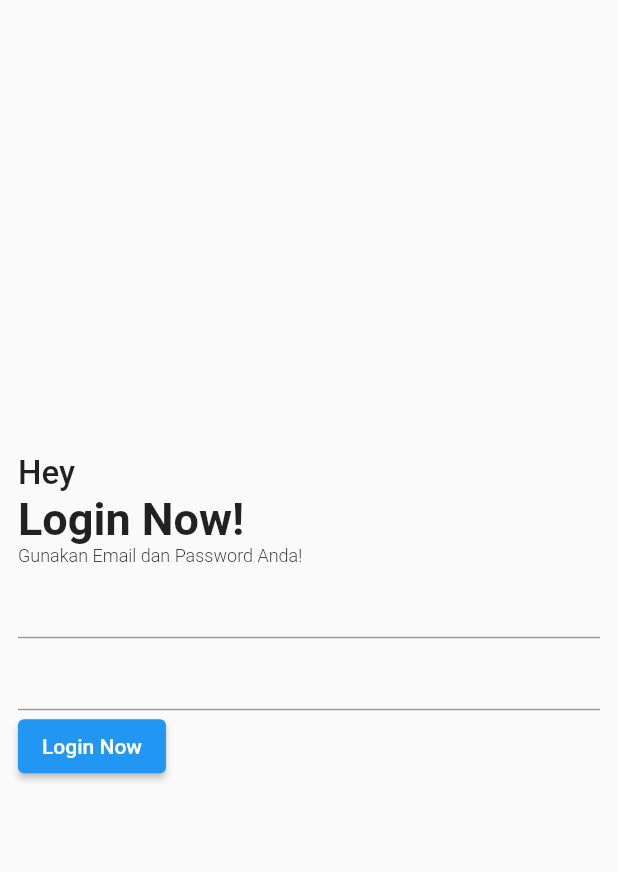
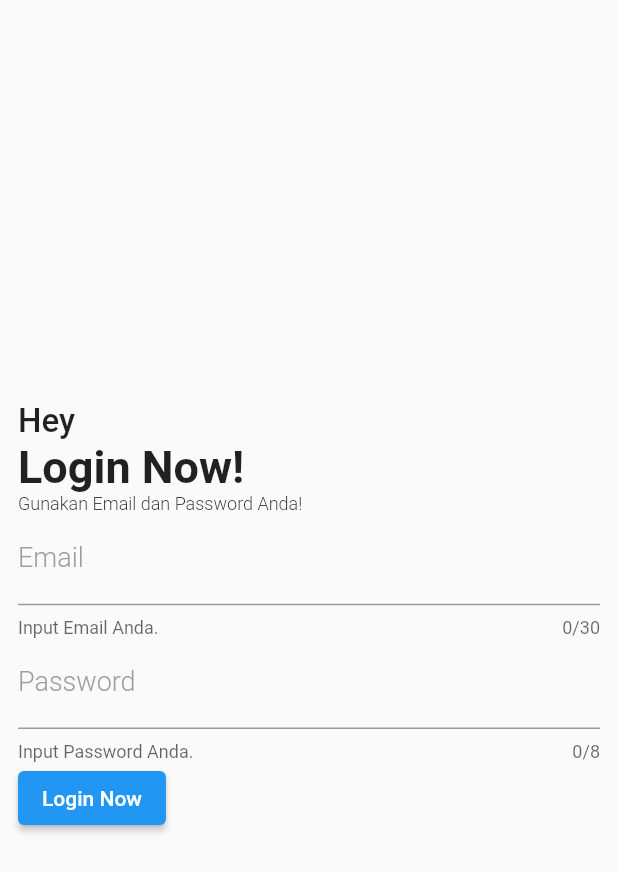
Before and after one commit to Azlan-saja/app_6simia1, a Flutter app: the screen it shows after launch, on a phone screen of 412 x 824 dp. Shown: the top 872 px of the screen. Run offline on Flutter 3.47's test engine with Material 2 defaults, Android fonts, the phone set to English and light mode, and no system bars.

Commit message:
Reseuble Widget TextFormField

```diff
--- a/lib/login.dart
+++ b/lib/login.dart
@@ -16,8 +16,21 @@ class MyLogin extends StatelessWidget {
             const MyTextSedang(text: 'Hey'),
             const MyTextBesar(text: 'Login Now!'),
             const MyTextKecil(text: 'Gunakan Email dan Password Anda!'),
-            TextFormField(),
-            TextFormField(),
+            MyTextFormField(
+              maxLength: 30,
+              helperText: 'Input Email Anda.',
+              labelText: 'Email',
+              keyboardType: TextInputType.emailAddress,
+              onChanged: (p0) {},
+            ),
+            MyTextFormField(
+              obscureText: true,
+              maxLength: 8,
+              helperText: 'Input Password Anda.',
+              labelText: 'Password',
+              keyboardType: TextInputType.visiblePassword,
+              onChanged: (p0) {},
+            ),
             ElevatedButton(onPressed: () {}, child: const Text('Login Now')),
           ],
         ),
--- a/lib/reseuble/my_widget.dart
+++ b/lib/reseuble/my_widget.dart
@@ -59,3 +59,63 @@ class MyTextKecil extends StatelessWidget {
     );
   }
 }
+
+class MyTextFormField extends StatelessWidget {
+  final int maxLength;
+  final String helperText;
+  final String labelText;
+  final TextInputType? keyboardType;
+  final Function(String)? onChanged;
+  final bool obscureText;
+
+  const MyTextFormField({
+    super.key,
+    required this.maxLength,
+    required this.helperText,
+    required this.labelText,
+    required this.keyboardType,
+    required this.onChanged,
+    this.obscureText = false,
+  });
+
+  @override
+  Widget build(BuildContext context) {
+    return TextFormField(
+      obscureText: obscureText,
+      onChanged: onChanged,
+      keyboardType: keyboardType,
+      maxLength: maxLength,
+      decoration: InputDecoration(
+        helperText: helperText,
+        labelText: labelText,
+        labelStyle: const TextStyle(
+          color: Colors.grey,
+          fontSize: 18,
+          fontWeight: FontWeight.w300,
+        ),
+      ),
+    );
+  }
+}
+
+// Container(
+// padding: const EdgeInsets.all(12),
+// margin: const EdgeInsets.only(),
+// child: TextFormField(
+// initialValue: 'John Doe',
+// maxLength: 20,
+// decoration: const InputDecoration(
+// labelText: 'Name',
+// labelStyle: TextStyle(
+// color: Colors.blueGrey,
+// ),
+// enabledBorder: UnderlineInputBorder(
+// borderSide: BorderSide(
+// color: Colors.blueGrey,
+// ),
+// ),
+// helperText: "What's your name?",
+// ),
+// onChanged: (value) {},
+// ),
+// ),
```
